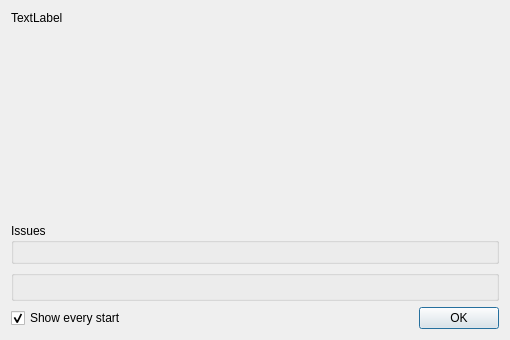
Qt form mantidimaging/gui/ui/welcome_screen_dialog.ui (mantidproject/mantidimaging) before a commit.
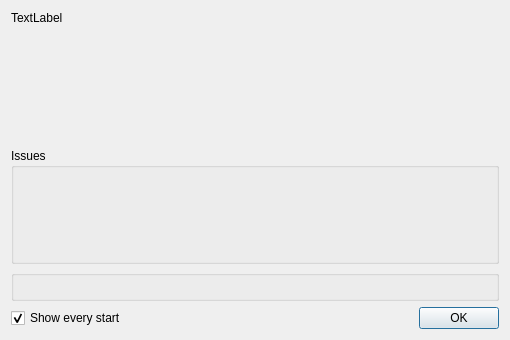
The same form after that commit.

What changed in the file:
```diff
--- a/mantidimaging/gui/ui/welcome_screen_dialog.ui
+++ b/mantidimaging/gui/ui/welcome_screen_dialog.ui
@@ -42,6 +42,12 @@
      <property name="enabled">
       <bool>true</bool>
      </property>
+     <property name="sizePolicy">
+      <sizepolicy hsizetype="Preferred" vsizetype="MinimumExpanding">
+       <horstretch>0</horstretch>
+       <verstretch>0</verstretch>
+      </sizepolicy>
+     </property>
      <property name="title">
       <string>Issues</string>
      </property>
```
